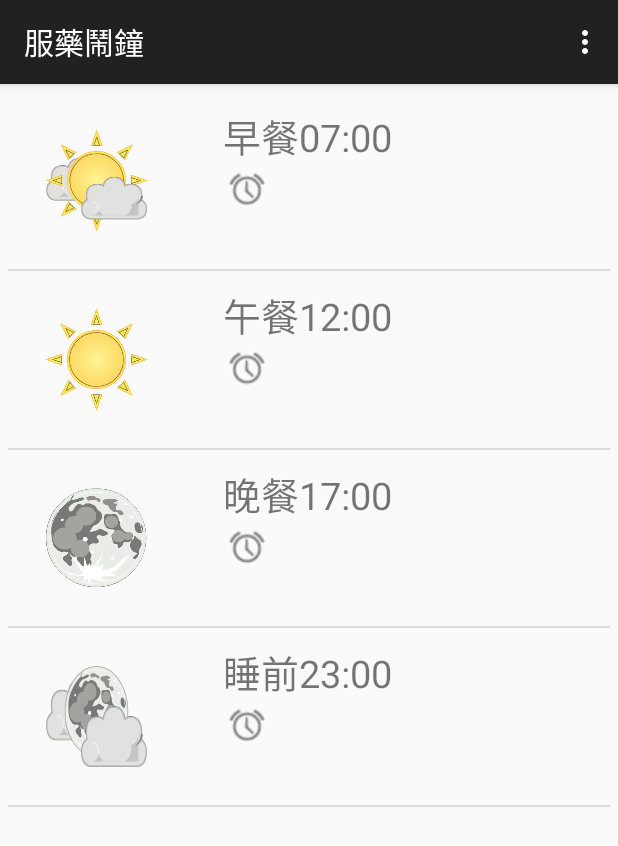
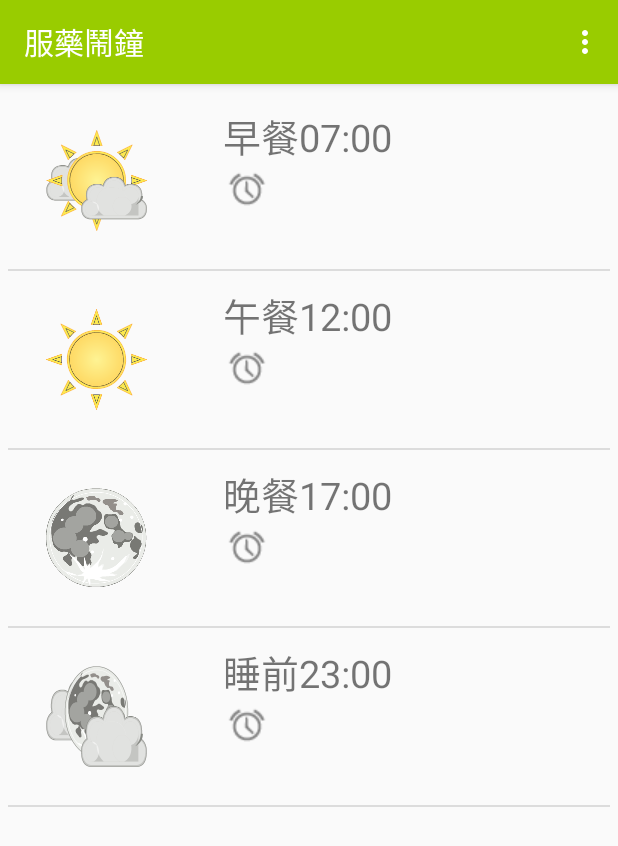
Before and after one commit to YudBet/MediMgr, an Android app: the MediAlarmsActivity screen opened directly, with no data from a screen before it, on a phone screen of 412 x 824 dp. Shown: the top 846 px of the screen. Run offline under Robolectric (Android 15) with nearby library versions, the phone set to English and light mode, and no system bars.

Commit message:
change actionbar color

```diff
--- a/app/src/main/res/values/styles.xml
+++ b/app/src/main/res/values/styles.xml
@@ -3,6 +3,6 @@
     <!-- Base application theme. -->
     <style name="AppTheme" parent="Theme.AppCompat.Light.DarkActionBar">
         <!-- Customize your theme here. -->
+        <item name="colorPrimary">@android:color/holo_green_light</item>
     </style>
-
 </resources>
```
